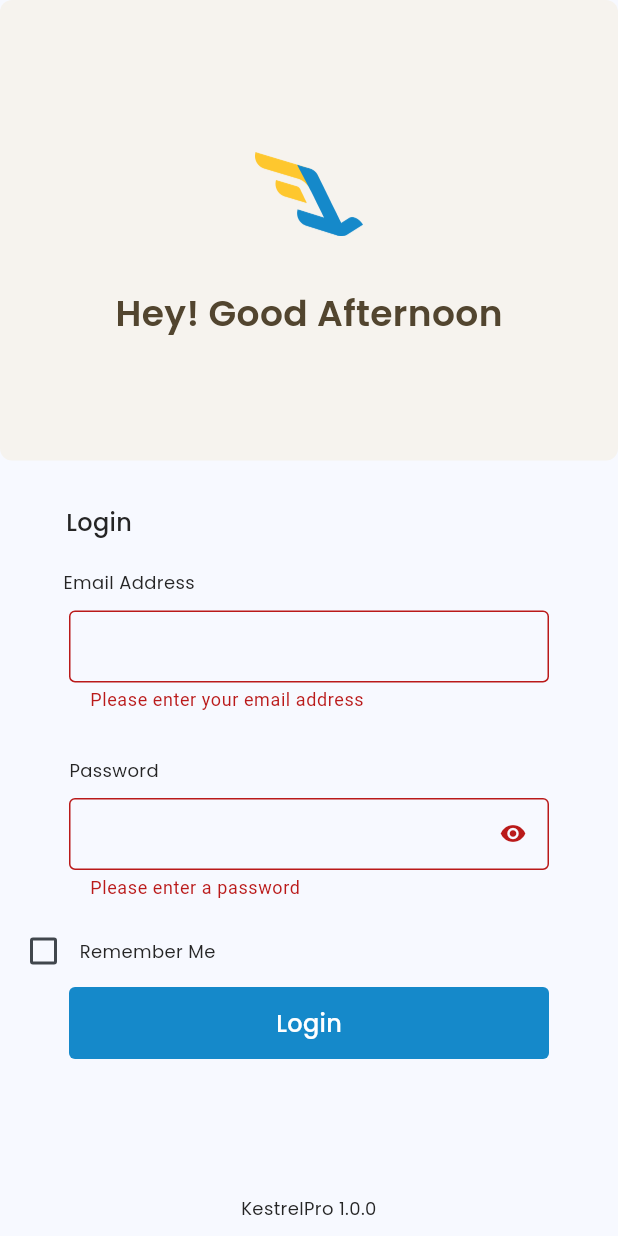
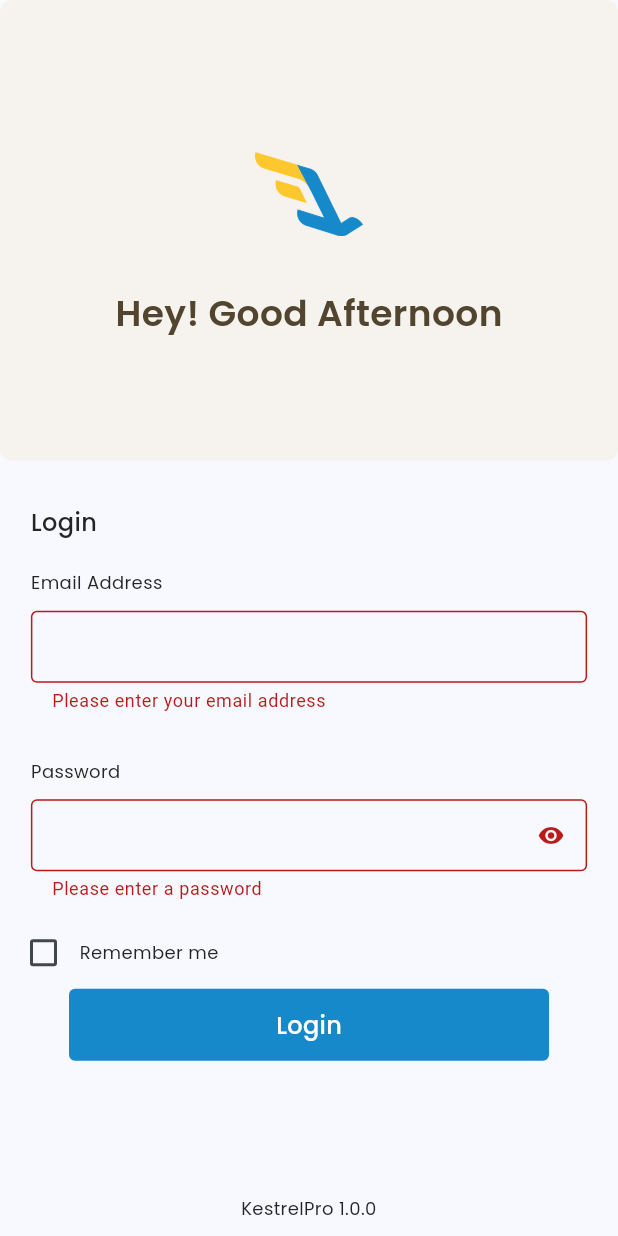
Before and after one commit to atuljava741/kestral, a Flutter app: the screen it shows after launch, after a tap on "Login", on a phone screen of 412 x 824 dp. Run offline on Flutter 3.47's test engine with Material 3 defaults, Android fonts, the phone set to English and light mode, and no system bars; our stand-ins replace connectivity_plus, device_info, flutter_svg, google_sign_in, graphql, graphql_flutter and 3 more; missing offline and left inert: aad_oauth, flutter_keychain, logger_plus, shared_storage; accounts and stored records are empty; network calls fail.

```diff
--- a/lib/apicalls/add_task.dart
+++ b/lib/apicalls/add_task.dart
@@ -36,7 +36,6 @@ addTasks(
    "dueDate": dueDate,
    "taskPriority": taskPriority,
    };
-   print(objPost);
   final MutationOptions options = MutationOptions(
   document: gql(addTaskMutation),
     variables:objPost ,
--- a/lib/landingpage/landing.dart
+++ b/lib/landingpage/landing.dart
@@ -39,8 +39,7 @@ class LandingPage extends StatelessWidget {
                                   borderRadius: BorderRadius.circular(8)),
                             ),
                             child: Column(
-                              mainAxisAlignment:
-                              MainAxisAlignment.center,
+                              mainAxisAlignment: MainAxisAlignment.center,
                               children: [
                                 const SizedBox(
                                   height: 20,
@@ -63,44 +62,33 @@ class LandingPage extends StatelessWidget {
                             height: 30,
                           ),
                           Padding(
-                            padding: const EdgeInsets.only(right: 280),
-                            child: Row(
-                              mainAxisAlignment: MainAxisAlignment
-                                  .center,
-                              children: [
-                                Text(
+                            padding:  EdgeInsets.only(left: 20.Sh),
+                            child: Align(
+                              alignment: Alignment.centerLeft,
+                              child: Text(
                                 viewModel.getLogInText(),
                                 style: AppTextStyle.textStylePoppins17w500,
                               ),
-                              ],
                             ),
                           ),
                           const SizedBox(
                             height: 20,
                           ),
                           Padding(
-                            padding: const EdgeInsets.only(right: 240),
-                            child: Row(
-                              mainAxisAlignment: MainAxisAlignment
-                                  .center,
-                              // Center content horizontally within Row
-                              children: [
-                                Text(
+                            padding:  EdgeInsets.only(left: 20.Sh),
+                            child: Align(
+                              alignment: Alignment.centerLeft,
+                              child: Text(
                                 viewModel.getEmailAddressText(),
                                 style: AppTextStyle.textStylePoppins12w400,
                               ),
-                              ],
                             ),
                           ),
                           Padding(
-                            padding: const EdgeInsets.all(10),
+                            padding:EdgeInsets.symmetric(vertical: 10.Sh, horizontal: 20.Sh),
                             child: Form(
                                 key: viewModel.formKey,
-                                child: ConstrainedBox(
-                                  constraints: const BoxConstraints(
-                                    maxWidth: 320, // Set the maximum width as per your requirement
-                                  ),
-                                  child: TextFormField(
+                                child:TextFormField(
                                   controller: viewModel.emailController,
                                   validator: viewModel.validateEmail,
                                   style: const TextStyle(
@@ -126,7 +114,6 @@ class LandingPage extends StatelessWidget {
                                     ),
                                     hintText: "",
                                   ),
-                                  ),
                                 )
                             ),
                           ),
@@ -134,17 +121,16 @@ class LandingPage extends StatelessWidget {
                             height: 20,
                           ),
                           Padding(
-                              padding: const EdgeInsets.only(right: 260),
+                              padding:  EdgeInsets.only(left: 20.Sh),
+                              child: Align(
+                                alignment: Alignment.centerLeft,
                                 child: Text(
                                   viewModel.getPasswordText(),
                                   style: AppTextStyle.textStylePoppins12w400,
+                                ),
                               )),
                           Padding(
-                            padding: const EdgeInsets.all(10),
-                            child: ConstrainedBox(
-                              constraints: const BoxConstraints(
-                                maxWidth: 320, // Set the maximum width as per your requirement
-                              ),
+                            padding:EdgeInsets.symmetric(vertical: 10.Sh, horizontal: 20.Sh),
                             child: Form(
                               key: viewModel.passwordFormKey,
                               child: TextFormField(
@@ -180,7 +166,6 @@ class LandingPage extends StatelessWidget {
                               ),
                             ),
                           ),
-                          ),
                           Row(
                             children: <Widget>[
                               const SizedBox(width: 5),
@@ -193,7 +178,7 @@ class LandingPage extends StatelessWidget {
                                     }
                                   }
                               ),
-                              Text('Remember Me',
+                              Text('Remember me',
                                 style: AppTextStyle.textStylePoppins12w400,
                               ),
                             ],
--- a/lib/landingpage/landing_viewmodel.dart
+++ b/lib/landingpage/landing_viewmodel.dart
@@ -57,13 +57,6 @@ class LandingPageViewModel extends ChangeNotifier {
   }
 
   Future<void> handleButtonClick(BuildContext context) async {
-    /*String email = "atul.sharma@47billion.com";//"anshul.upadhyay@47billion.com";//emailController.text;
-     String password = "Test@123";////passwordController.text;
-
-     // Validate email and password
-     bool isEmailValid = true;//formKey.currentState?.validate() ?? false;
-     bool isPasswordValid = true;//passwordFormKey.currentState?.validate() ?? false;*/
-
     String email = emailController.text;
     String password = passwordController.text;
 
@@ -72,6 +65,11 @@ class LandingPageViewModel extends ChangeNotifier {
     bool isPasswordValid = passwordFormKey.currentState?.validate() ?? false;
 
     if (isEmailValid && isPasswordValid) {
+      if(!Utils.isConnected){
+        Utils.showCustomDialog(Utils.navigatorKey.currentState!.context,
+            "Alert", "Please check your internet connectivity.");
+        return;
+      }
       responseMessage = await customLoginMutation(email.trim().toLowerCase(), password.trim());
       if(responseMessage=="true" && rememberMe){
         await Utils.getPreference().setBool("rememberMe", true);
@@ -79,7 +77,7 @@ class LandingPageViewModel extends ChangeNotifier {
         await Utils.getPreference().setBool("rememberMe", false);
       }
     } else {
-      String errorMessage = getErrorMessage();
+      getErrorMessage();
       return;
     }
 
@@ -96,6 +94,12 @@ class LandingPageViewModel extends ChangeNotifier {
       if (responseMessage!.contains("You are currently logged")) {
         Utils.showLogoutDialog(context, "Kestral Updates", responseMessage!,
                 () async {
+                  if(!Utils.isConnected){
+                    Utils.showCustomDialog(Utils.navigatorKey.currentState!.context,
+                        "Alert", "Please check your internet connectivity.");
+                    return;
+                  }
+
               var queue = Utils.getPreference().getString('queue') ?? [];
               Utils.deviceId = Utils.getPreference().getString('deviceId')!;
               await logoutUserMutation(queue);
@@ -110,6 +114,11 @@ class LandingPageViewModel extends ChangeNotifier {
   }
 
   Future<void> loginFor2ndDevice(BuildContext context) async {
+    if(!Utils.isConnected){
+      Utils.showCustomDialog(Utils.navigatorKey.currentState!.context,
+          "Alert", "Please check your internet connectivity.");
+      return;
+    }
     responseMessage = await customLoginMutation(emailController.text.trim().toLowerCase(), passwordController.text.trim());
     if(responseMessage=="true" && rememberMe){
       await Utils.getPreference().setBool("rememberMe", true);
@@ -124,23 +133,6 @@ class LandingPageViewModel extends ChangeNotifier {
       );
     }
   }
-
-/*  Future<void> handleAutoLogin(BuildContext context, String email,
-      String password) async {
-    responseMessage = await customLoginMutation(email.trim().toLowerCase(), password.trim());
-
-    if (responseMessage == "true") {
-      Navigator.pushAndRemoveUntil(
-        context,
-        MaterialPageRoute(builder: (context) => KestrelScreen()),
-            (route) => false,
-      );
-    } else {
-      String errorMessage = getErrorMessage();
-      print(Utils.getPreference().get("access_token"));
-      Utils.showBottomSheet(context, Icons.error, Colors.red, errorMessage);
-    }
-  }*/
 
   String morningText = "Hey! Good Morning";
   var emailAddressText = "Email Address";
@@ -238,6 +230,12 @@ class LandingPageViewModel extends ChangeNotifier {
     Utils.accessToken = Utils.getPreference().getString("access_token") ?? "";
     Utils.deviceId = Utils.getPreference().getString("deviceId") ?? "";
     if (email != "" && password != "") {
+      if(!Utils.isConnected){
+        Utils.showCustomDialog(Utils.navigatorKey.currentState!.context,
+            "Alert", "Please check your internet connectivity.");
+        return;
+      }
+
       String? responseMes = await customLoginMutation(email.trim().toLowerCase(), password.trim());
       if (responseMes == "true") {
         Navigator.pushAndRemoveUntil(
--- a/lib/main.dart
+++ b/lib/main.dart
@@ -4,6 +4,8 @@ import 'package:kestral/utils/utils.dart';
 import 'landingpage/landing.dart';
 
 Future<void> main() async {
+  WidgetsFlutterBinding.ensureInitialized();
+  Utils().registerConnectivityListener();
   runApp(const MyApp());
 }
 
--- a/lib/utils/utils.dart
+++ b/lib/utils/utils.dart
@@ -2,6 +2,7 @@ import 'dart:async';
 import 'dart:convert';
 import 'dart:io';
 
+import 'package:connectivity_plus/connectivity_plus.dart';
 import 'package:device_info/device_info.dart';
 import 'package:flutter/material.dart';
 import 'package:flutter/services.dart';
@@ -29,6 +30,9 @@ class Utils {
   static var mockupWidth = 360;
   static var deviceHeight;
   static var deviceWidth;
+
+  /// for internet connection check
+  static bool isConnected = false;
 
   static String accessToken = "";
   static UserAuthResponse? userInformation;
@@ -441,7 +445,11 @@ class Utils {
                               Utils.email =  Utils.getPreference().getString('email') ?? "";
                               Utils.password =  Utils.getPreference().getString('password') ?? "";
                               Utils.rememberMe = Utils.getPreference().getBool('rememberMe') ?? false;
-
+                              if(!Utils.isConnected){
+                                Utils.showCustomDialog(Utils.navigatorKey.currentState!.context,
+                                    "Alert", "Please check your internet connectivity.");
+                                return;
+                              }
                               await logoutUserMutation(queue);
                               await Utils.getPreference().clear();
                               await Utils.getPreference().setString('deviceId', Utils.deviceId);
@@ -491,6 +499,12 @@ class Utils {
                         ),
                         child: ElevatedButton(
                           onPressed: () async {
+                            if(!Utils.isConnected){
+                              Utils.showCustomDialog(Utils.navigatorKey.currentState!.context,
+                                  "Alert", "Please check your internet connectivity.");
+                              return;
+                            }
+
                             callback.call();
                             var queue =
                                 Utils.getPreference().getString('queue') ?? [];
@@ -628,4 +642,27 @@ class Utils {
       }
     }
   }
+
+  void registerConnectivityListener() {
+    Connectivity().checkConnectivity().then((value) {
+      if (ConnectivityResult.none == value) {
+        isConnected = false;
+      } else {
+        isConnected = true;
+      }
+    });
+
+    Connectivity().onConnectivityChanged.listen((ConnectivityResult result) {
+      if (ConnectivityResult.none == result) {
+        isConnected = false;
+
+/*        if (!(Get.isDialogOpen ?? false)) {
+          Utils.showInternetDialog();
+        }*/
+      } else {
+        isConnected = true;
+        // if (Get.isDialogOpen ?? false) Get.back();
+      }
+    });
+  }
 }
--- a/pubspec.yaml
+++ b/pubspec.yaml
@@ -37,8 +37,7 @@ dependencies:
   cupertino_icons: ^1.0.2
   stacked_generator: ^1.5.0
   stacked: ^3.4.1
-  graphql:
-  graphql_flutter:
+  graphql_flutter: ^5.1.2
   intl: ^0.17.0
   timezone: ^0.9.2
   shared_preferences: ^2.0.8
@@ -53,6 +52,7 @@ dependencies:
   saf: ^1.0.3+4
   path_provider:
   shared_storage: ^0.7.0
+  connectivity_plus: ^5.0.2
 
 dev_dependencies:
   flutter_test:
```
Also changed, not shown: lib/dashboard/dashboard.dart (+29 -17 lines), lib/dashboard/dashboard_viewmodel.dart (+13 -0 lines). Lines whose indentation alone changed are shown as unchanged.
